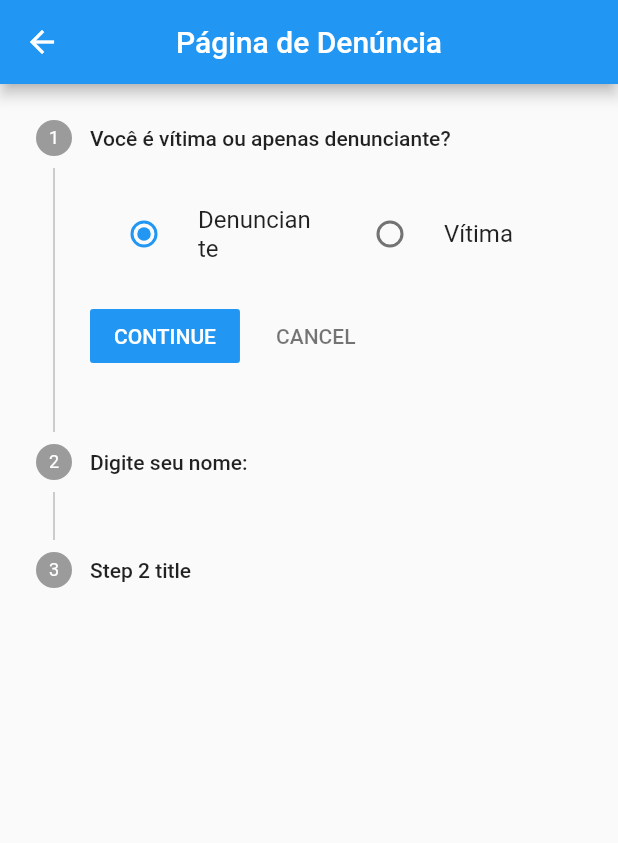
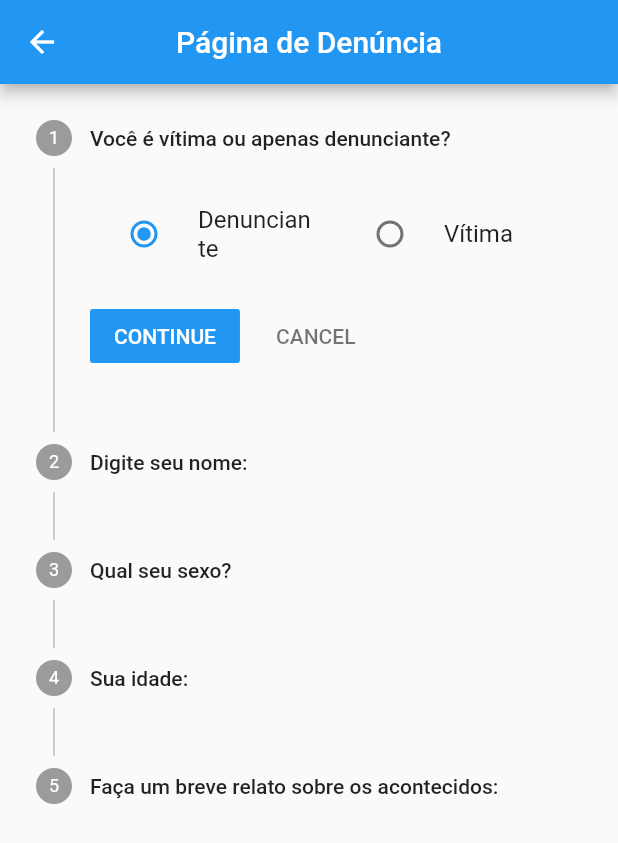
Before and after one commit to AndyElvesSantos/ChatBotHelp, a Flutter app: the screen it shows after launch, after a tap on the "assignment late" icon, on a phone screen of 412 x 824 dp. Shown: the top 843 px of the screen. Run offline on Flutter 3.47's test engine with Material 2 defaults, Android fonts, the phone set to English and light mode, and no system bars; our stand-ins replace font_awesome_flutter; missing offline and left inert: dialog_flowtter, hasura_connect, splash_screen_view.

Commit message:
Conexão com banco

```diff
--- a/chatbothelp/lib/main.dart
+++ b/chatbothelp/lib/main.dart
@@ -1,10 +1,10 @@
 //importações necessárias
 import 'package:chatbothelp/views/home.dart';
-import 'package:chatbothelp/views/inicial_page.dart';
+//import 'package:chatbothelp/views/inicial_page.dart';
 import 'package:flutter/material.dart';
 import 'package:splash_screen_view/SplashScreenView.dart';
-import 'package:flutter/material.dart';
-import 'SecondScreen.dart';
+//import 'package:flutter/material.dart';
+//import 'SecondScreen.dart';
 
 //Primeria página do Chat
 //Splash de 15 segundos | Apresentação do Bot
--- a/chatbothelp/lib/views/app_body.dart
+++ b/chatbothelp/lib/views/app_body.dart
@@ -151,7 +151,7 @@ class _CardContainer extends StatelessWidget {
                           return TextButton(
                             style: TextButton.styleFrom(
                               primary: Colors.white,
-                              backgroundColor: Colors.purple,
+                              backgroundColor: Colors.blueGrey[900],
                             ),
                             child: Text(button.text ?? ''),
                             onPressed: () {
--- a/chatbothelp/lib/views/home.dart
+++ b/chatbothelp/lib/views/home.dart
@@ -3,6 +3,8 @@ import 'package:dialog_flowtter/dialog_flowtter.dart';
 import 'package:flutter/material.dart';
 import 'app_body.dart';
 import 'package:chatbothelp/views/info_page.dart';
+import 'package:chatbothelp/views/page_contatos.dart';
+import 'package:hasura_connect/hasura_connect.dart';
 
 class MyHomePage extends StatefulWidget {
   MyHomePage({Key? key, this.title}) : super(key: key);
@@ -16,6 +18,23 @@ class MyHomePage extends StatefulWidget {
 class _MyHomePageState extends State<MyHomePage> {
   late DialogFlowtter dialogFlowtter;
   final TextEditingController _controller = TextEditingController();
+
+  //Conexão com o Banco
+  HasuraConnect hasuraConnect = HasuraConnect(
+    "https://polite-tortoise-57.hasura.app/v1/graphql",
+  );
+
+  String doQuery = """
+    subscription Denuncia {
+      denuncia (order_by: {id: id_denuncia}) {
+        usuario
+        nome
+        sexo
+        idade
+        descricao
+      }
+    }
+  """;
 
   List<Map<String, dynamic>> messages = [];
 
@@ -49,8 +68,6 @@ class _MyHomePageState extends State<MyHomePage> {
                     )));
           },
           color: Colors.white,
-
-          //Botão de Denúncia
         ),
         centerTitle: true,
         title: Text(
@@ -90,13 +107,24 @@ class _MyHomePageState extends State<MyHomePage> {
                     style: TextStyle(color: Colors.black),
                   ),
                 ),
+                //Botão enviar mensagem
                 IconButton(
                   color: Colors.white,
-                  icon: Icon(Icons.send),
+                  icon: Icon(Icons.send_outlined),
                   onPressed: () {
                     sendMessage(_controller.text);
                     _controller.clear();
                   },
+                ),
+
+                //Botão de Contatos
+                IconButton(
+                  icon: Icon(Icons.call),
+                  onPressed: () {
+                    Navigator.of(context).push(MaterialPageRoute(
+                        builder: (context) => PageContatos()));
+                  },
+                  color: Colors.white,
                 ),
               ],
             ),
--- a/chatbothelp/lib/views/page_denuncia.dart
+++ b/chatbothelp/lib/views/page_denuncia.dart
@@ -37,6 +37,8 @@ class _CampoTextoState extends State<CampoTexto> {
             _index = index;
           });
         },
+
+        //Primeira pergunta - VITIMA OU DENUNCIANTE
         steps: <Step>[
           Step(
             title: const Text('Você é vítima ou apenas denunciante? '),
@@ -67,14 +69,58 @@ class _CampoTextoState extends State<CampoTexto> {
               ],
             ),
           ),
+
+          //Segunda Pergunta - NOME
           Step(
             title: const Text('Digite seu nome: '),
             content: TextField(),
           ),
-          const Step(
-            title: Text('Step 2 title'),
-            content: Text('Content for Step 2'),
+
+          //Terceria Pergunta - SEXO
+          Step(
+            title: const Text('Qual seu sexo? '),
+            content: Row(
+              children: [
+                Expanded(
+                  child: RadioListTile<String>(
+                    title: Text("Masculino"),
+                    value: "Masculino",
+                    groupValue: passo_inicial,
+                    onChanged: (value) {
+                      setState(() {});
+                      passo_inicial = value!;
+                    },
+                  ),
+                ),
+                Expanded(
+                  child: RadioListTile<String>(
+                    title: Text("Feminino"),
+                    value: "Masculino",
+                    groupValue: passo_inicial,
+                    onChanged: (value) {
+                      setState(() {});
+                      passo_inicial = value!;
+                    },
+                  ),
+                ),
+              ],
+            ),
           ),
+          //Quarta Pergunta - IDADE
+          Step(
+            title: const Text('Sua idade: '),
+            content: TextField(),
+          ),
+          //Quinta pergunta
+          Step(
+            title: const Text('Faça um breve relato sobre os acontecidos: '),
+            content: TextField(),
+          ),
+          //Pergunta final
+          //const Step(
+          //title: Text('Step 2 title'),
+          //content: Text('Content for Step 2'),
+          //),
         ],
       ),
     );
--- a/chatbothelp/pubspec.yaml
+++ b/chatbothelp/pubspec.yaml
@@ -35,6 +35,7 @@ dependencies:
   clippy_flutter: ^1.1.1
   url_launcher: ^6.0.15
   font_awesome_flutter: ^9.0.0
+  hasura_connect: ^4.0.0+2
 
   # The following adds the Cupertino Icons font to your application.
   # Use with the CupertinoIcons class for iOS style icons.
```
Also changed, not shown: chatbothelp/lib/views/page_contatos.dart (added, +169 -0 lines), chatbothelp/pubspec.lock.
